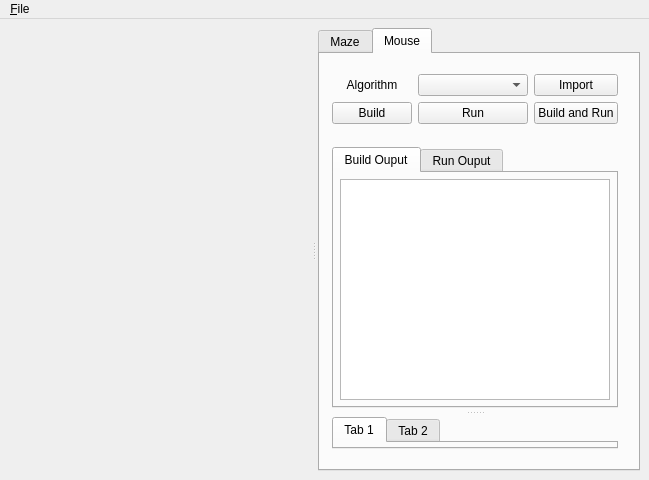
Old version of the form src/sim/ui/mainwindow.ui in the repository mackorone/mms.
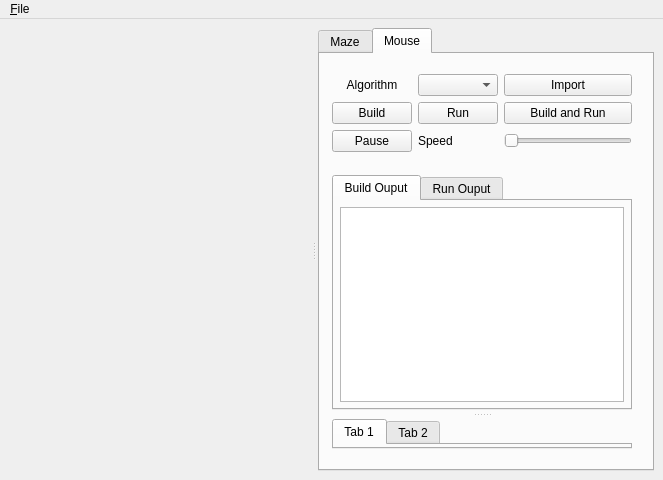
New version of the form. The open tabs and pages were chosen to show the change.

Patch:
```diff
--- a/src/sim/ui/mainwindow.ui
+++ b/src/sim/ui/mainwindow.ui
@@ -6,7 +6,7 @@
    <rect>
     <x>0</x>
     <y>0</y>
-    <width>640</width>
+    <width>663</width>
     <height>480</height>
    </rect>
   </property>
@@ -362,14 +362,14 @@
               </property>
              </widget>
             </item>
-            <item row="1" column="1" colspan="2">
-             <widget class="QPushButton" name="runButton">
+            <item row="2" column="0">
+             <widget class="QPushButton" name="pauseButton">
               <property name="text">
-               <string>Run</string>
+               <string>Pause</string>
               </property>
              </widget>
             </item>
-            <item row="0" column="1" colspan="2">
+            <item row="0" column="3">
              <widget class="QComboBox" name="selectAlgorithmComboBox">
               <property name="sizePolicy">
                <sizepolicy hsizetype="Preferred" vsizetype="Preferred">
@@ -379,6 +379,27 @@
               </property>
              </widget>
             </item>
+            <item row="1" column="3">
+             <widget class="QPushButton" name="runButton">
+              <property name="text">
+               <string>Run</string>
+              </property>
+             </widget>
+            </item>
+            <item row="2" column="4">
+             <widget class="QSlider" name="horizontalSlider">
+              <property name="orientation">
+               <enum>Qt::Horizontal</enum>
+              </property>
+             </widget>
+            </item>
+            <item row="2" column="3">
+             <widget class="QLabel" name="label">
+              <property name="text">
+               <string>Speed</string>
+              </property>
+             </widget>
+            </item>
            </layout>
           </widget>
          </item>
@@ -524,7 +545,7 @@
     <rect>
      <x>0</x>
      <y>0</y>
-     <width>640</width>
+     <width>663</width>
      <height>22</height>
     </rect>
    </property>
```
Left out of the diff: 24 changed lines with no effect on the pictures.
